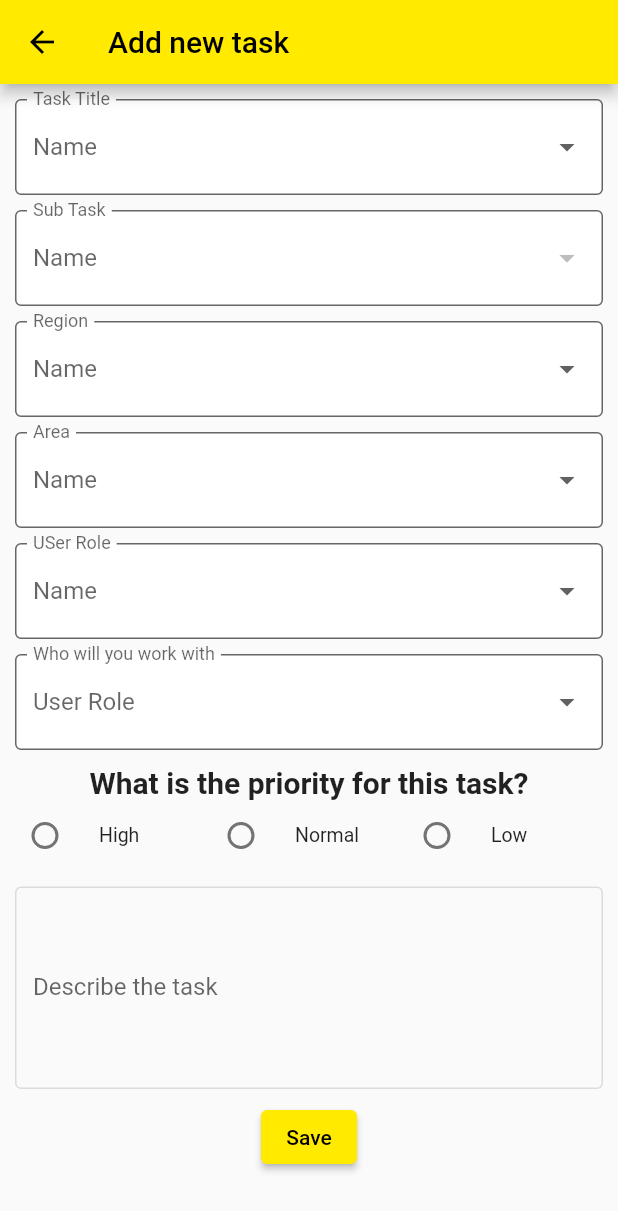
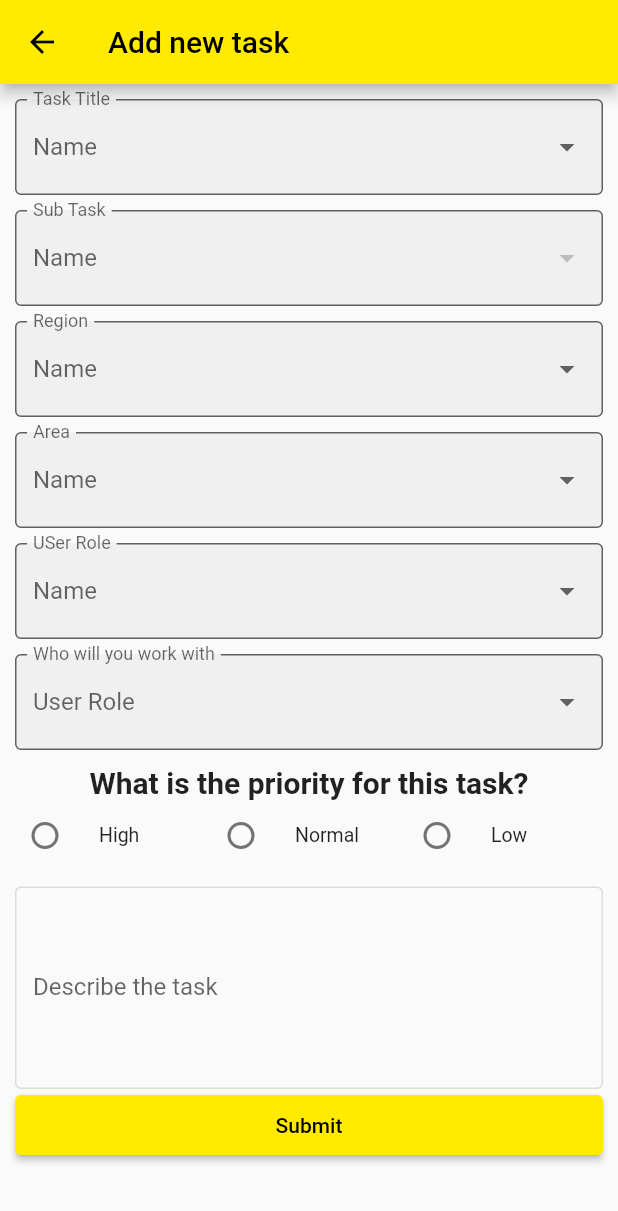
Before and after one commit to dennie27/field_app2, a Flutter app: the screen it shows after launch, item 2 of the bottom bar chosen, after a tap on "Add New Task", on a phone screen of 412 x 824 dp. Shown: the top 1211 px of the screen. Run offline on Flutter 3.47's test engine with Material 2 defaults, Android fonts, the phone set to English and light mode, and no system bars; our stand-ins replace getwidget, google_fonts, google_nav_bar, percent_indicator; missing offline and left inert: multiselect_formfield.

Commit message:
UI update V7

```diff
--- a/lib/add_task.dart
+++ b/lib/add_task.dart
@@ -208,7 +208,7 @@ class AddTaskState extends State<AddTask> {
                         border: OutlineInputBorder(),
                         hintStyle: TextStyle(color: Colors.grey[800]),
                         hintText: "Name",
-                        fillColor: Colors.white),
+                       ),
                     items:dataset.keys.map((e) {
                       return DropdownMenuItem<String?>(
                         value: e,
@@ -226,7 +226,7 @@ class AddTaskState extends State<AddTask> {
                         border: OutlineInputBorder(),
                         hintStyle: TextStyle(color: Colors.grey[800]),
                         hintText: "Name",
-                        fillColor: Colors.white),
+                        ),
                     items:(dataset[selectedTask] ?? []).map((e) {
                       return DropdownMenuItem<String?>(
                         value: e,
@@ -245,7 +245,7 @@ class AddTaskState extends State<AddTask> {
                         border: OutlineInputBorder(),
                         hintStyle: TextStyle(color: Colors.grey[800]),
                         hintText: "Name",
-                        fillColor: Colors.white),
+                        ),
                     items:region.map((String items) {
                       return DropdownMenuItem(value: items,child: Text(items),);
                     }).toList(), onChanged: (v){}),
@@ -257,7 +257,7 @@ class AddTaskState extends State<AddTask> {
                         border: OutlineInputBorder(),
                         hintStyle: TextStyle(color: Colors.grey[800]),
                         hintText: "Name",
-                        fillColor: Colors.white),
+                        ),
                     items:area.map((String items) {
                       return DropdownMenuItem(value: items,child: Text(items),);
                     }).toList(), onChanged: (v){}),
@@ -269,7 +269,7 @@ class AddTaskState extends State<AddTask> {
                         border: OutlineInputBorder(),
                         hintStyle: TextStyle(color: Colors.grey[800]),
                         hintText: "Name",
-                        fillColor: Colors.white),
+                        ),
                     items:role.map((String items) {
                       return DropdownMenuItem(value: items,child: Text(items),);
                     }).toList(), onChanged: (v){}),
@@ -281,7 +281,7 @@ class AddTaskState extends State<AddTask> {
                         border: OutlineInputBorder(),
                         hintStyle: TextStyle(color: Colors.grey[800]),
                         hintText: "User Role",
-                        fillColor: Colors.white),
+                        ),
                     items:users.map((String items) {
                       return DropdownMenuItem(value: items,child: Text(items),);
                     }).toList(), onChanged: (v){}),
@@ -354,12 +354,12 @@ class AddTaskState extends State<AddTask> {
                       errorText: _validate ? 'Value Can\'t Be Empty' : null,
                       labelText: 'Describe the task',
                     )),
-                Container(
-                  padding: EdgeInsets.all(8),
-                  child: ElevatedButton(
-                    child: const Text('Save'),
-                    onPressed: formPost,
-                  ),
+                ElevatedButton(
+                    style: ElevatedButton.styleFrom(
+                      minimumSize: Size.fromHeight(40), // fromHeight use double.infinity as width and 40 is the height
+                    ),
+                  child: const Text('Submit'),
+                  onPressed: formPost,
                 ),
               ],
             ),
--- a/lib/main.dart
+++ b/lib/main.dart
@@ -14,8 +14,8 @@ class MyApp extends StatelessWidget {
   Widget build(BuildContext context) {
     return MaterialApp(
       theme: AppTheme.lightTheme,
-      darkTheme: AppTheme.darkTheme,
-      themeMode: ThemeMode.system,
+      /*darkTheme: AppTheme.darkTheme,
+      themeMode: ThemeMode.system,*/
       debugShowCheckedModeBanner: false,
       home: HomePage(),
     );
--- a/lib/task.dart
+++ b/lib/task.dart
@@ -164,11 +164,7 @@ class TaskList extends StatelessWidget {
         margin: EdgeInsets.only(left: 5,right: 5,bottom: 10,top: 5),
         decoration: BoxDecoration(
           borderRadius: BorderRadius.circular(10),
-            boxShadow: <BoxShadow>[
-              BoxShadow(
-                  color: Color.fromRGBO(0, 0, 0, 0.57), //shadow for button
-                  blurRadius: 5) //blur radius of shadow
-            ]
+            border: Border.all(color: AppColor.mycolor)
         ),
         child: Column(
           crossAxisAlignment: CrossAxisAlignment.center,
@@ -185,16 +181,8 @@ class TaskList extends StatelessWidget {
 
               ],
             ),
-            SizedBox(height:5),
-            Row(
-              mainAxisAlignment: MainAxisAlignment.spaceEvenly,
-              children: [
 
 
-
-
-              ],
-            ),
           ],
         ),
       ),
```
